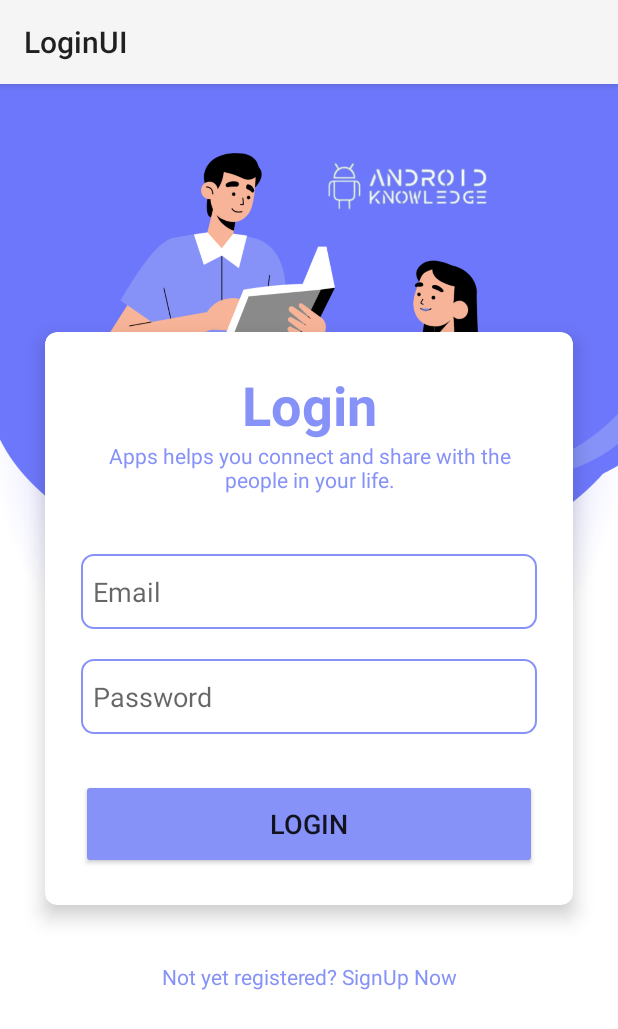
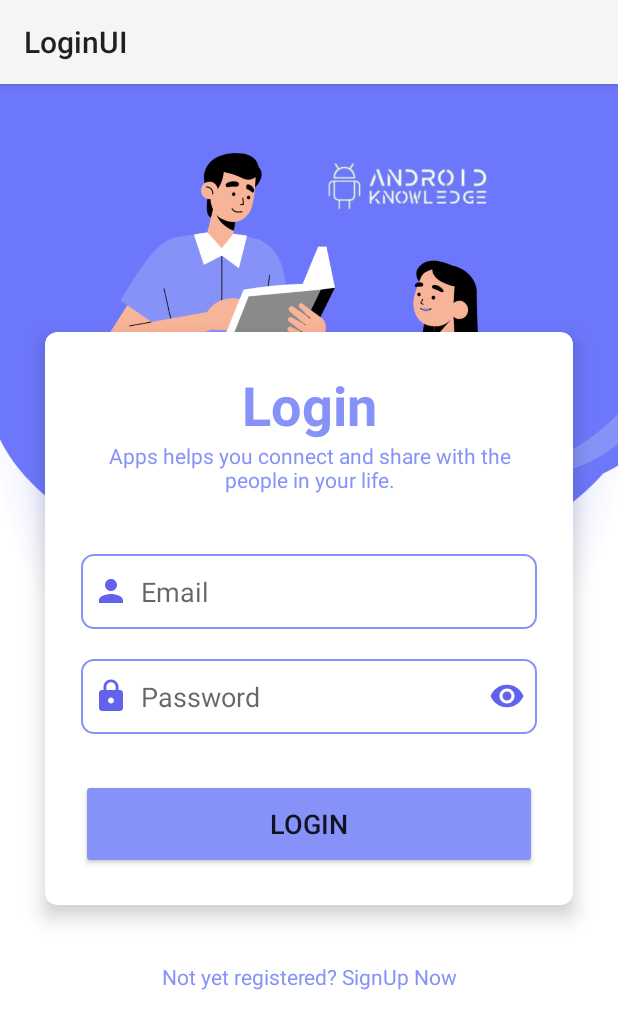
Before and after one commit to andsayem/java_android_login, an Android app: the screen it shows after launch (MainActivity), on a phone screen of 412 x 824 dp. Shown: the top 1029 px of the screen. Run offline under Robolectric (Android 15) with nearby library versions, the phone set to English and light mode, and no system bars.

Commit message:
Update icon

```diff
--- a/app/src/main/AndroidManifest.xml
+++ b/app/src/main/AndroidManifest.xml
@@ -12,7 +12,7 @@
         android:roundIcon="@mipmap/ic_launcher_round"
         android:supportsRtl="true"
         android:theme="@style/Theme.LoginUI"
-        tools:targetApi="31">
+        tools:targetApi="33">
         <activity
             android:name=".MainActivity"
             android:exported="true">
--- /dev/null
+++ b/app/src/main/res/drawable/baseline_lock_24.xml
@@ -0,0 +1,5 @@
+<vector android:height="24dp" android:tint="#6262EC"
+    android:viewportHeight="24" android:viewportWidth="24"
+    android:width="24dp" xmlns:android="http://schemas.android.com/apk/res/android">
+    <path android:fillColor="@android:color/white" android:pathData="M18,8h-1L17,6c0,-2.76 -2.24,-5 -5,-5S7,3.24 7,6v2L6,8c-1.1,0 -2,0.9 -2,2v10c0,1.1 0.9,2 2,2h12c1.1,0 2,-0.9 2,-2L20,10c0,-1.1 -0.9,-2 -2,-2zM12,17c-1.1,0 -2,-0.9 -2,-2s0.9,-2 2,-2 2,0.9 2,2 -0.9,2 -2,2zM15.1,8L8.9,8L8.9,6c0,-1.71 1.39,-3.1 3.1,-3.1 1.71,0 3.1,1.39 3.1,3.1v2z"/>
+</vector>
--- /dev/null
+++ b/app/src/main/res/drawable/baseline_person_24.xml
@@ -0,0 +1,5 @@
+<vector android:height="24dp" android:tint="#6262EC"
+    android:viewportHeight="24" android:viewportWidth="24"
+    android:width="24dp" xmlns:android="http://schemas.android.com/apk/res/android">
+    <path android:fillColor="@android:color/white" android:pathData="M12,12c2.21,0 4,-1.79 4,-4s-1.79,-4 -4,-4 -4,1.79 -4,4 1.79,4 4,4zM12,14c-2.67,0 -8,1.34 -8,4v2h16v-2c0,-2.66 -5.33,-4 -8,-4z"/>
+</vector>
--- /dev/null
+++ b/app/src/main/res/drawable/baseline_remove_red_eye_24.xml
@@ -0,0 +1,5 @@
+<vector android:height="24dp" android:tint="#6262EC"
+    android:viewportHeight="24" android:viewportWidth="24"
+    android:width="24dp" xmlns:android="http://schemas.android.com/apk/res/android">
+    <path android:fillColor="@android:color/white" android:pathData="M12,4.5C7,4.5 2.73,7.61 1,12c1.73,4.39 6,7.5 11,7.5s9.27,-3.11 11,-7.5c-1.73,-4.39 -6,-7.5 -11,-7.5zM12,17c-2.76,0 -5,-2.24 -5,-5s2.24,-5 5,-5 5,2.24 5,5 -2.24,5 -5,5zM12,9c-1.66,0 -3,1.34 -3,3s1.34,3 3,3 3,-1.34 3,-3 -1.34,-3 -3,-3z"/>
+</vector>
--- a/app/src/main/res/layout/activity_main.xml
+++ b/app/src/main/res/layout/activity_main.xml
@@ -51,7 +51,7 @@
              android:layout_height="50dp"
              android:id="@+id/email"
              android:background="@drawable/custom_edittext"
-
+             android:drawableLeft="@drawable/baseline_person_24"
              android:drawablePadding="8dp"
              android:hint="Email"
              android:padding="8dp"
@@ -66,6 +66,8 @@
              android:background="@drawable/custom_edittext"
              android:drawablePadding="8dp"
              android:hint="Password"
+             android:drawableLeft="@drawable/baseline_lock_24"
+             android:drawableRight="@drawable/baseline_remove_red_eye_24"
              android:padding="8dp"
              android:inputType="textPassword"
              android:textColor="@color/black"
```
